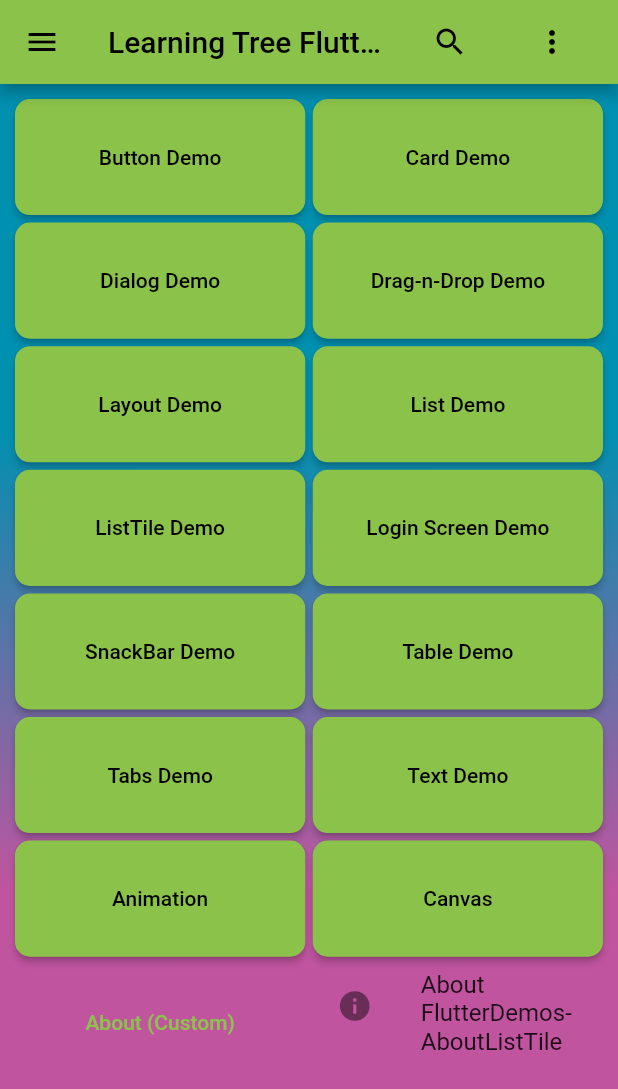
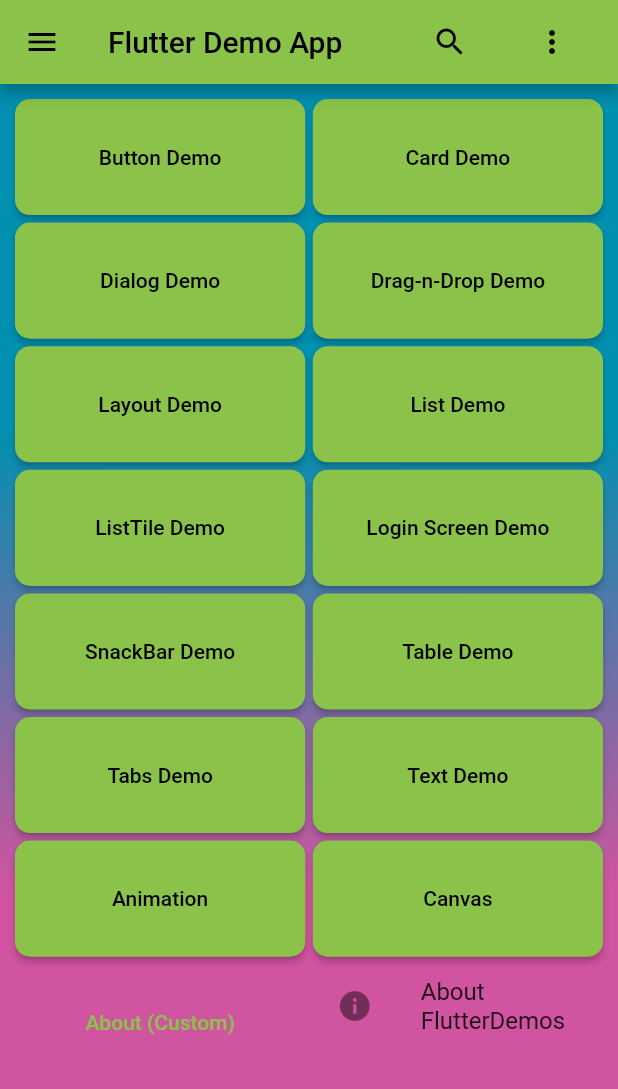
Before and after one commit to IanDarwin/flowcase, a Flutter app: the screen it shows after launch, on a phone screen of 412 x 824 dp. Shown: the top 1089 px of the screen. Run offline on Flutter 3.47's test engine with Material 2 defaults, Android fonts, the phone set to English and light mode, and no system bars; our stand-ins replace flutter_html, flutter_settings_screens.

Commit message:
Minor tweaks

```diff
--- a/lib/main.dart
+++ b/lib/main.dart
@@ -24,8 +24,8 @@
   runApp(const MyApp());
 }
 
-Color gradientStartColor = const Color(0xff0090b0);
-Color gradientEndColor = const Color(0xffc0549f);
+const Color gradientStartColor = Color(0xff0090b0);
+const Color gradientEndColor = Color(0xffd0549f);
 
 class MyApp extends StatelessWidget {
   const MyApp({super.key});
@@ -34,12 +34,12 @@
   @override
   Widget build(BuildContext context) {
     return MaterialApp(
-      title: 'LT Demo',
+      title: 'Flutter Demos',
       theme: ThemeData(
         // This is the theme of your application.
         primarySwatch: Colors.lightGreen,
       ),
-      home: const MyHomePage(title: 'Learning Tree Flutter Demo App'),
+      home: const MyHomePage(title: 'Flutter Demo App'),
     );
   }
 }
@@ -94,10 +94,10 @@
       body: Container(
         decoration: BoxDecoration(
           gradient: LinearGradient(
-            colors: [gradientStartColor, gradientEndColor],
+            colors: const [gradientStartColor, gradientEndColor],
             begin: Alignment.topCenter,
             end: Alignment.bottomCenter,
-            stops: [0.3, 0.7],
+            stops: const [0.3, 0.7],
           ),
         ),
         child: GridView.count(
@@ -235,9 +235,9 @@
             // For the About, some may prefer this shorter form:
             const AboutListTile(
               icon: Icon(Icons.info),
-              applicationName:  'FlutterDemos-AboutListTile',
+              applicationName:  'FlutterDemos',
               aboutBoxChildren: [
-                Text("Thanks for trying out this demo!"),
+                Text("This is a pre-fab Flutter ListTile. Thank you for trying out this demo!"),
               ],
             )
           ],
```
